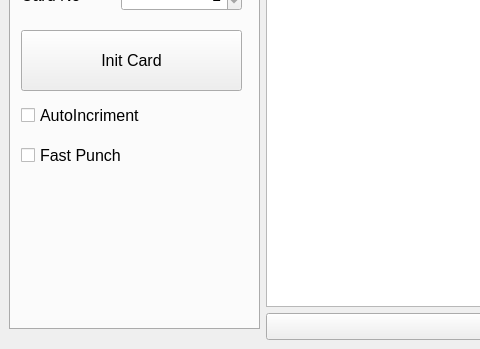
sportiduino/SportiduinoPQ, file design.ui: the form before one commit; both pictures show x 0 to 480 and y 420 to 769 of the 802 by 769 pixel window.
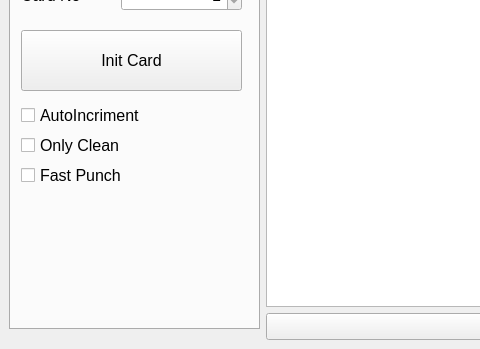
The form after the commit.

Commit message: 'Only clean' option (wip)

What changed in the file:
```diff
--- a/design.ui
+++ b/design.ui
@@ -384,7 +384,7 @@
             <property name="geometry">
              <rect>
               <x>10</x>
-              <y>450</y>
+              <y>470</y>
               <width>221</width>
               <height>31</height>
              </rect>
@@ -397,6 +397,19 @@
              <string>Fast Punch</string>
             </property>
            </widget>
+           <widget class="QCheckBox" name="cbOnlyClean">
+            <property name="geometry">
+             <rect>
+              <x>10</x>
+              <y>440</y>
+              <width>221</width>
+              <height>31</height>
+             </rect>
+            </property>
+            <property name="text">
+             <string>Only Clean</string>
+            </property>
+           </widget>
           </widget>
           <widget class="QWidget" name="tab_2">
            <attribute name="title">
```
The commit also changes 4 other files.
